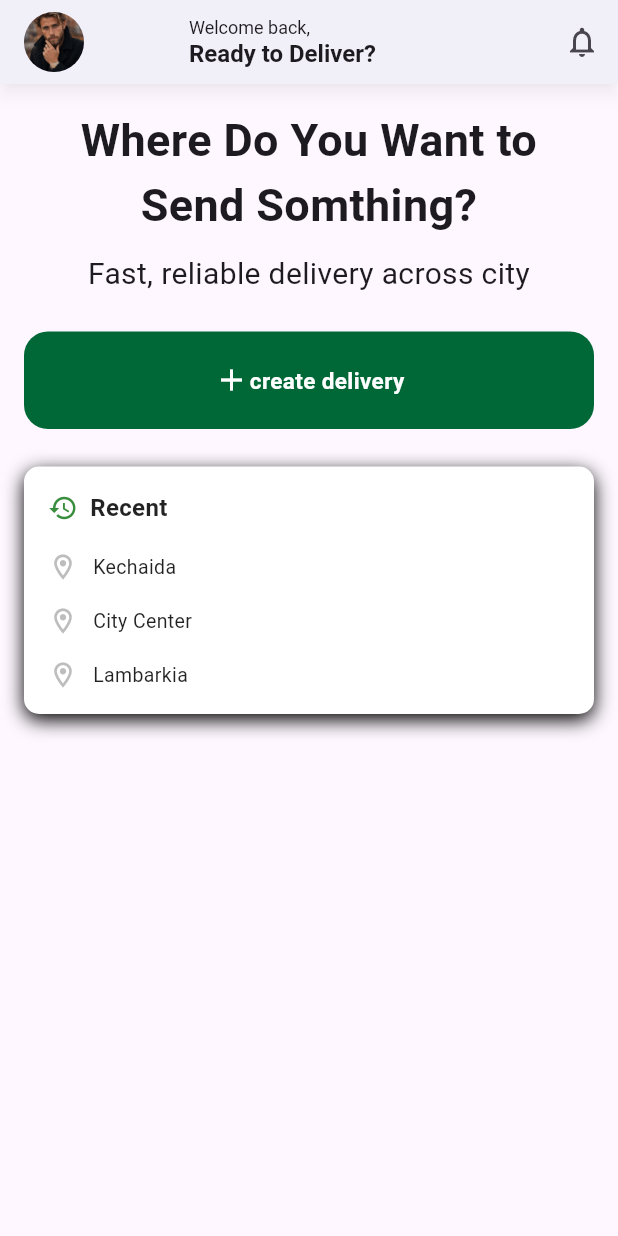
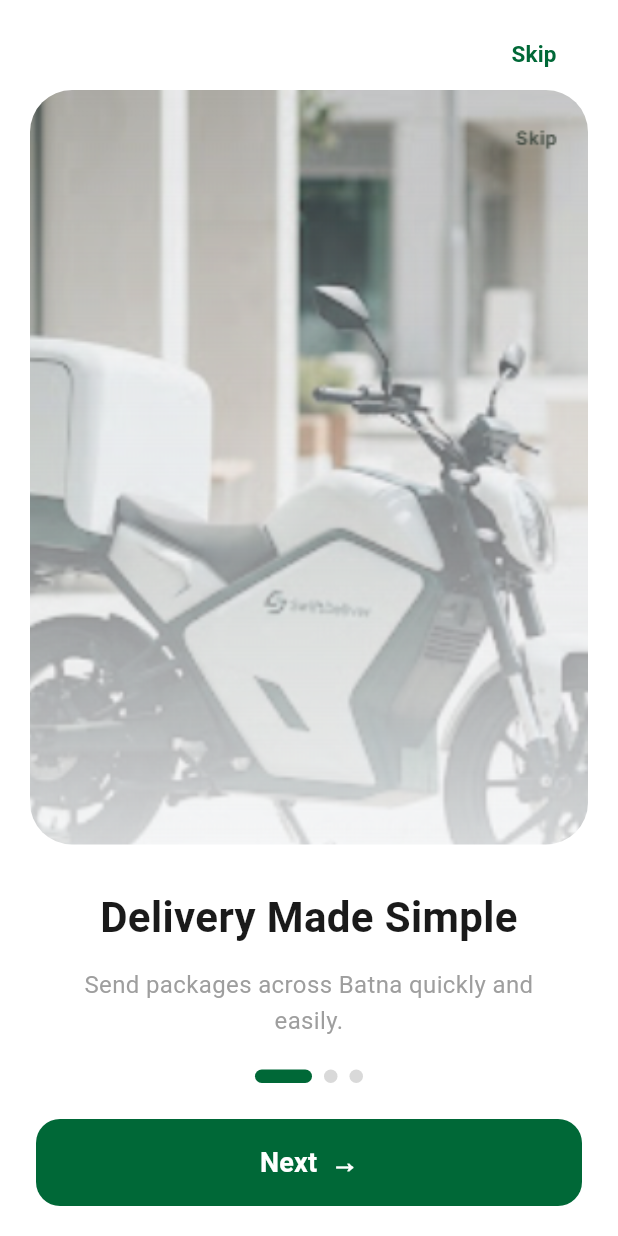
Before and after one commit to Niyou05/DelYou, a Flutter app: the screen it shows after launch, on a phone screen of 412 x 824 dp. Run offline on Flutter 3.47's test engine with Material 3 defaults, Android fonts, the phone set to English and light mode, and no system bars.

Commit message:
Add onboarding navigation flow
* Connect Splash Screen to Onboarding
* Connect Get Started to Customer Home
* Complete navigation flow from Splash to Customer Home

```diff
--- /dev/null
+++ b/lib/onboarding_screen.dart
@@ -0,0 +1,237 @@
+import 'package:flutter/material.dart';
+import 'features/home/screens/customer/customer_home_screen.dart';
+class OnboardingScreen extends StatefulWidget {
+  const OnboardingScreen({super.key});
+
+  @override
+  State<OnboardingScreen> createState() => _OnboardingScreenState();
+}
+
+class _OnboardingScreenState extends State<OnboardingScreen> {
+  final PageController _pageController = PageController();
+
+  int _currentPage = 0;
+
+  final List<Map<String, String>> _pages = [
+    {
+      'title': 'Delivery Made Simple',
+      'description':
+          'Send packages across Batna quickly and easily.',
+      'image': 'assets/images/1.png',
+    },
+    {
+      'title': 'Reliable Local Couriers',
+      'description':
+          'Trusted couriers who know every street in Batna.',
+      'image': 'assets/images/2.png',
+    },
+    {
+      'title': 'Track in Real-Time',
+      'description':
+          'Follow your delivery from pickup to drop-off.',
+      'image': 'assets/images/3.png',
+    },
+  ];
+
+ void _nextPage() {
+  if (_currentPage < _pages.length - 1) {
+    _pageController.nextPage(
+      duration: const Duration(milliseconds: 300),
+      curve: Curves.easeInOut,
+    );
+  } else {
+    Navigator.pushReplacement(
+      context,
+      MaterialPageRoute(
+        builder: (context) => const CustomerHomeScreen(),
+      ),
+    );
+  }
+}
+  void _skip() {
+    // سنربطها بـ Login لاحقًا
+    debugPrint('Skip');
+  }
+
+  @override
+  void dispose() {
+    _pageController.dispose();
+    super.dispose();
+  }
+
+  @override
+  Widget build(BuildContext context) {
+    return Scaffold(
+      backgroundColor: Colors.white,
+
+      body: SafeArea(
+        child: Column(
+          children: [
+
+            // Skip
+            Align(
+              alignment: Alignment.topRight,
+              child: Padding(
+                padding: const EdgeInsets.only(
+                  top: 12,
+                  right: 24,
+                ),
+                child: TextButton(
+                  onPressed: _skip,
+                  child: const Text(
+                    'Skip',
+                    style: TextStyle(
+                      color: Color(0xFF006837),
+                      fontSize: 15,
+                      fontWeight: FontWeight.w600,
+                    ),
+                  ),
+                ),
+              ),
+            ),
+
+            // Pages
+            Expanded(
+              child: PageView.builder(
+                controller: _pageController,
+                itemCount: _pages.length,
+
+                onPageChanged: (index) {
+                  setState(() {
+                    _currentPage = index;
+                  });
+                },
+
+                itemBuilder: (context, index) {
+                  final page = _pages[index];
+
+                  return Column(
+                    children: [
+
+                      // Image
+                      Expanded(
+                        flex: 6,
+                        child: Padding(
+                          padding: const EdgeInsets.symmetric(
+                            horizontal: 20,
+                          ),
+                          child: ClipRRect(
+                            borderRadius: BorderRadius.circular(28),
+                            child: Image.asset(
+                              page['image']!,
+                              width: double.infinity,
+                              fit: BoxFit.cover,
+                            ),
+                          ),
+                        ),
+                      ),
+
+                      const SizedBox(height: 28),
+
+                      // Title
+                      Padding(
+                        padding: const EdgeInsets.symmetric(
+                          horizontal: 30,
+                        ),
+                        child: Text(
+                          page['title']!,
+                          textAlign: TextAlign.center,
+                          style: const TextStyle(
+                            fontSize: 28,
+                            fontWeight: FontWeight.bold,
+                            color: Color(0xFF1A1A1A),
+                          ),
+                        ),
+                      ),
+
+                      const SizedBox(height: 14),
+
+                      // Description
+                      Padding(
+                        padding: const EdgeInsets.symmetric(
+                          horizontal: 35,
+                        ),
+                        child: Text(
+                          page['description']!,
+                          textAlign: TextAlign.center,
+                          style: const TextStyle(
+                            fontSize: 16,
+                            height: 1.5,
+                            color: Colors.grey,
+                          ),
+                        ),
+                      ),
+                    ],
+                  );
+                },
+              ),
+            ),
+
+            const SizedBox(height: 20),
+
+            // Page indicators
+            Row(
+              mainAxisAlignment: MainAxisAlignment.center,
+              children: List.generate(
+                _pages.length,
+                (index) {
+                  final isActive = index == _currentPage;
+
+                  return AnimatedContainer(
+                    duration: const Duration(milliseconds: 300),
+                    margin: const EdgeInsets.symmetric(
+                      horizontal: 4,
+                    ),
+                    width: isActive ? 38 : 9,
+                    height: 9,
+                    decoration: BoxDecoration(
+                      color: isActive
+                          ? const Color(0xFF006837)
+                          : const Color(0xFFD9D9D9),
+                      borderRadius: BorderRadius.circular(10),
+                    ),
+                  );
+                },
+              ),
+            ),
+
+            const SizedBox(height: 24),
+
+            // Button
+            Padding(
+              padding: const EdgeInsets.symmetric(
+                horizontal: 24,
+              ),
+              child: SizedBox(
+                width: double.infinity,
+                height: 58,
+                child: ElevatedButton(
+                  onPressed: _nextPage,
+                  style: ElevatedButton.styleFrom(
+                    backgroundColor: const Color(0xFF006837),
+                    foregroundColor: Colors.white,
+                    elevation: 0,
+                    shape: RoundedRectangleBorder(
+                      borderRadius: BorderRadius.circular(16),
+                    ),
+                  ),
+                  child: Text(
+                    _currentPage == _pages.length - 1
+                        ? 'Get Started  →'
+                        : 'Next  →',
+                    style: const TextStyle(
+                      fontSize: 18,
+                      fontWeight: FontWeight.bold,
+                    ),
+                  ),
+                ),
+              ),
+            ),
+
+            const SizedBox(height: 20),
+          ],
+        ),
+      ),
+    );
+  }
+}
--- a/lib/splach_screen.dart
+++ b/lib/splach_screen.dart
@@ -1,6 +1,6 @@
 import 'dart:async';
 import 'package:flutter/material.dart';
-
+import 'onboarding_screen.dart';
 import 'features/home/screens/customer/customer_home_screen.dart';
 
 class SplashScreen extends StatefulWidget {
@@ -21,7 +21,7 @@ class _SplashScreenState extends State<SplashScreen> {
       Navigator.pushReplacement(
         context,
         MaterialPageRoute(
-          builder: (context) => const CustomerHomeScreen(),
+          builder: (context) => const OnboardingScreen(),
         ),
       );
     });
```
Also changed, not shown: assets/images/1.png (added), assets/images/2.png (added), assets/images/3.png (added).
